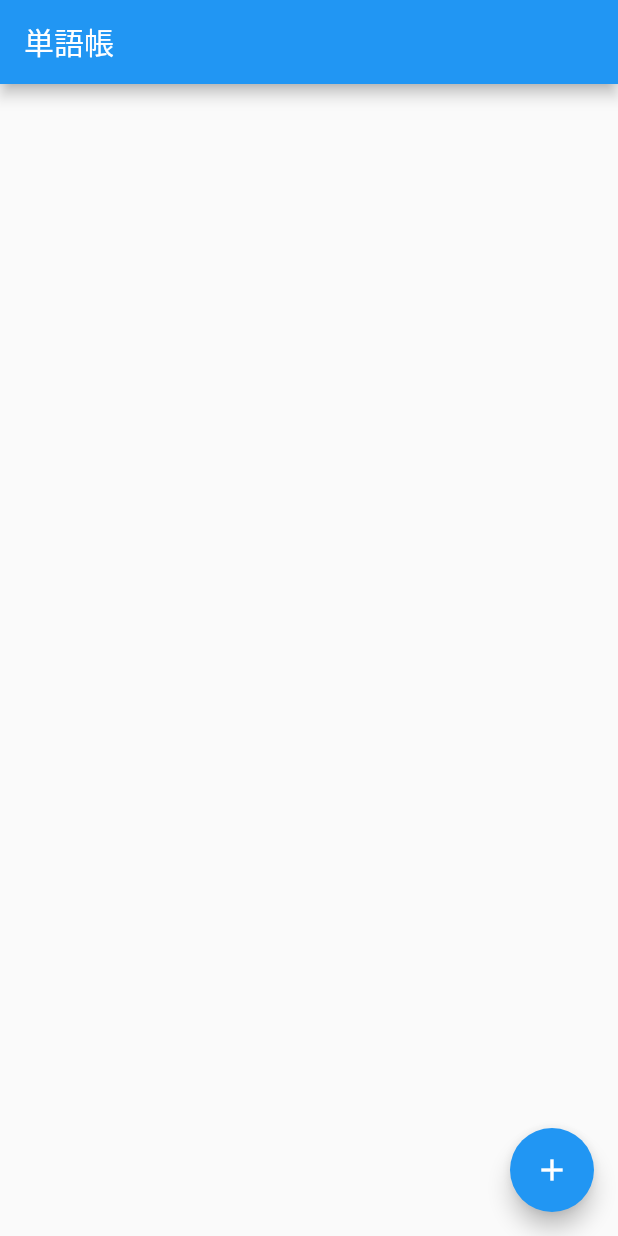
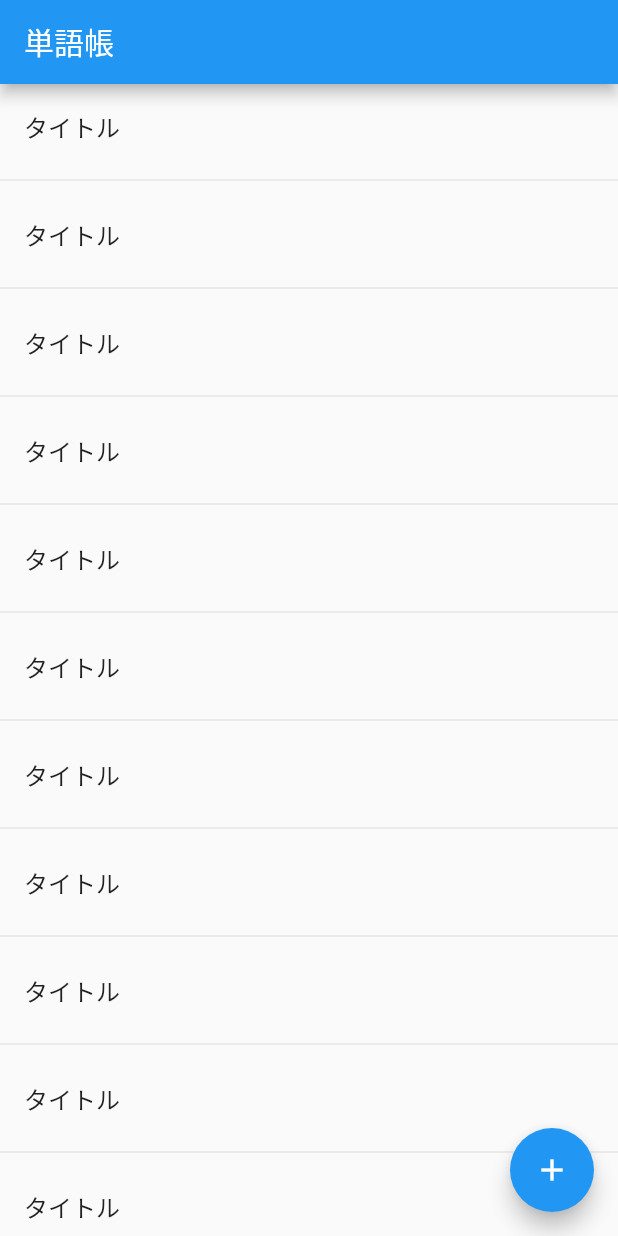
Before and after one commit to misaki-kawaguchi/Flash-Card, a Flutter app: the screen it shows after launch, on a phone screen of 412 x 824 dp. Run offline on Flutter 3.47's test engine with Material 2 defaults, Android fonts, the phone set to English and light mode, and no system bars.

Commit message:
リストを作成

```diff
--- a/lib/pages/home.dart
+++ b/lib/pages/home.dart
@@ -8,6 +8,13 @@ class MyHomePage extends StatefulWidget {
 }
 
 class _MyHomePageState extends State<MyHomePage> {
+
+  Widget _buildListRow(BuildContext context, int index) {
+    return ListTile(
+      title: const Text('タイトル'),
+    );
+  }
+
   @override
   Widget build(BuildContext context) {
     return Scaffold(
@@ -15,7 +22,23 @@ class _MyHomePageState extends State<MyHomePage> {
         title: const Text('単語帳'),
       ),
       body: Column(
-        children: <Widget>[],
+        children: <Widget>[
+          Expanded(
+            // 区切り線をつけたListView
+            child: ListView.separated(
+              //  Columnの中でもListViewのサイズが決まるようにする
+              shrinkWrap: true,
+              // メッセージを表示するウィジェット
+              itemBuilder: _buildListRow,
+              // 区切り線
+              // BuildContext：これからつくる(buildする) Widgetが実際にどんな場所でどんな風に使われるのかを知るためのもの
+              // index：何行目かを表す
+              separatorBuilder: (BuildContext context, int index) => const Divider(),
+              // リストの数
+              itemCount: 20,
+            ),
+          ),
+        ],
       ),
       floatingActionButton: FloatingActionButton(
         onPressed: () => print('pressed'),
```
